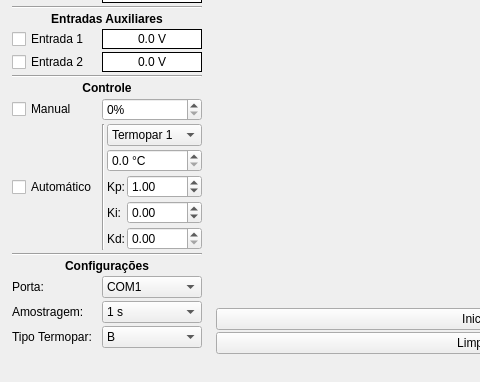
This is uifiles/TCMon.ui in eduardobatista/TCMonPy as Qt 5 draws it before an edit; both pictures show x 0 to 480 and y 271 to 653 of the 779 by 653 pixel window. The edited form follows.
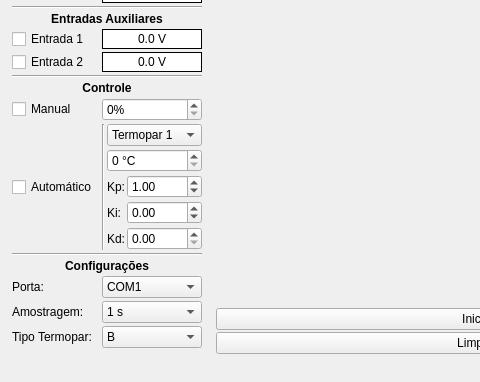
This is the edited form.

```diff
--- a/uifiles/TCMon.ui
+++ b/uifiles/TCMon.ui
@@ -78,7 +78,7 @@
              <string> °C</string>
             </property>
             <property name="decimals">
-             <number>1</number>
+             <number>0</number>
             </property>
            </widget>
           </item>
```
Left out of the diff: 2 changed lines with no effect on the pictures.
